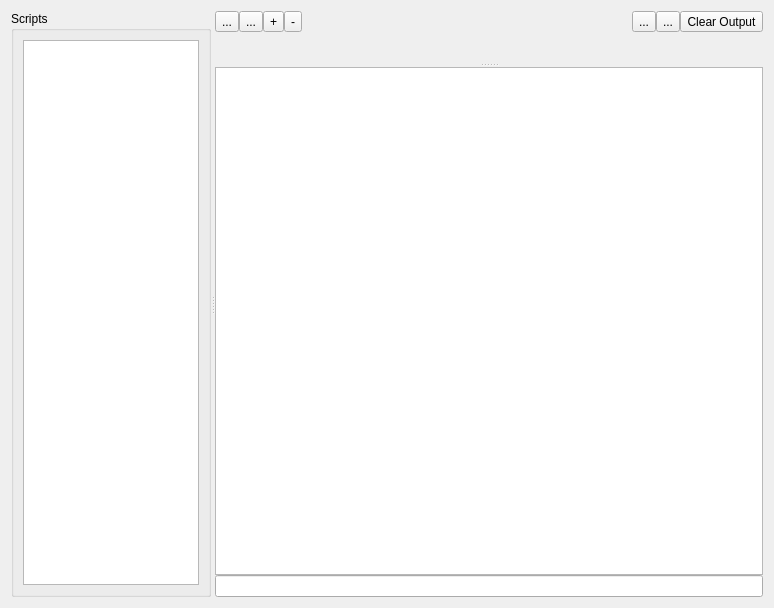
Qt form NeuroEdit/scriptswindow.ui (lucksus/neuro_edit) before a commit.
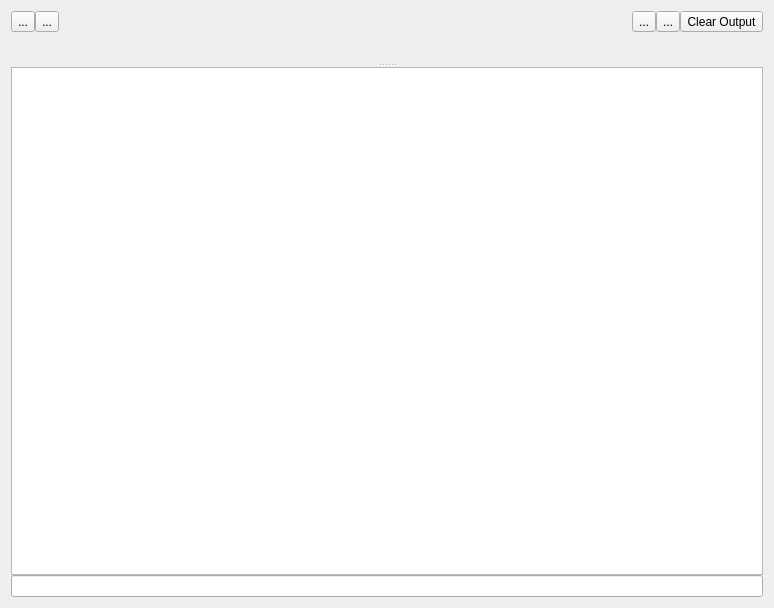
The same form after that commit. Icons and pictures are not drawn. Custom widgets are drawn as their Qt base class.

Commit message: ScriptsWindow: got rid of list view. won't be attached to simulation any longer.

What changed in the file:
```diff
--- a/NeuroEdit/scriptswindow.ui
+++ b/NeuroEdit/scriptswindow.ui
@@ -13,47 +13,8 @@
   <property name="windowTitle">
    <string>Form</string>
   </property>
-  <layout class="QVBoxLayout" name="verticalLayout_4">
-   <item>
-    <widget class="QSplitter" name="splitter_2">
-     <property name="orientation">
-      <enum>Qt::Horizontal</enum>
-     </property>
-     <widget class="QGroupBox" name="groupBox">
-      <property name="sizePolicy">
-       <sizepolicy hsizetype="Maximum" vsizetype="Preferred">
-        <horstretch>0</horstretch>
-        <verstretch>0</verstretch>
-       </sizepolicy>
-      </property>
-      <property name="maximumSize">
-       <size>
-        <width>200</width>
-        <height>16777215</height>
-       </size>
-      </property>
-      <property name="title">
-       <string>Scripts</string>
-      </property>
       <layout class="QVBoxLayout" name="verticalLayout">
        <item>
-        <widget class="QListView" name="simulationScriptsList">
-         <property name="sizePolicy">
-          <sizepolicy hsizetype="Maximum" vsizetype="Expanding">
-           <horstretch>0</horstretch>
-           <verstretch>0</verstretch>
-          </sizepolicy>
-         </property>
-         <property name="maximumSize">
-          <size>
-           <width>200</width>
-           <height>16777215</height>
-          </size>
-         </property>
-        </widget>
-       </item>
-      </layout>
-     </widget>
      <widget class="QSplitter" name="splitter">
       <property name="orientation">
        <enum>Qt::Vertical</enum>
@@ -87,20 +48,6 @@
             </property>
            </widget>
           </item>
-          <item>
-           <widget class="QToolButton" name="simulationPlusButton">
-            <property name="text">
-             <string>+</string>
-            </property>
-           </widget>
-          </item>
-          <item>
-           <widget class="QToolButton" name="simulationMinusButton">
-            <property name="text">
-             <string>-</string>
-            </property>
-           </widget>
-          </item>
           <item>
            <spacer name="horizontalSpacer_2">
             <property name="orientation">
@@ -171,7 +118,6 @@
        </layout>
       </widget>
      </widget>
-    </widget>
    </item>
   </layout>
  </widget>
```
Left out of the diff: 1 changed line with no effect on the pictures. Lines whose indentation alone changed are shown as unchanged. The commit also changes 2 other files.
